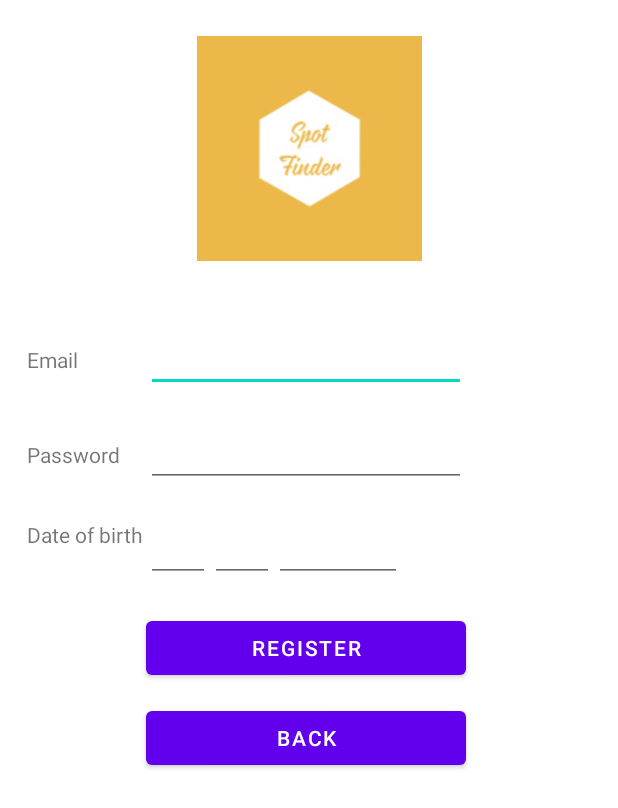
After one commit to viviana-gherasim/VacationApp, an Android app: the layout sign_up.xml on its own in the app's theme, with its tools: preview values and no code run, on a phone screen of 412 x 824 dp. The commit adds this screen. Shown: the top 808 px of the screen. Run offline under Robolectric (Android 15) with nearby library versions, the phone set to English and light mode, and no system bars.

Commit message:
Designed the register xml.

```diff
--- /dev/null
+++ b/app/src/main/res/layout/sign_up.xml
@@ -0,0 +1,185 @@
+<?xml version="1.0" encoding="utf-8"?>
+<ScrollView
+    xmlns:android="http://schemas.android.com/apk/res/android"
+    xmlns:tools="http://schemas.android.com/tools"
+    android:layout_width="fill_parent"
+    android:layout_height="fill_parent"
+    android:fitsSystemWindows="true"
+    tools:context=".RegisterUser">
+
+    <LinearLayout
+        android:orientation="vertical"
+        android:layout_width="match_parent"
+        android:layout_height="match_parent"
+        android:layout_marginTop="18dp"
+        android:layout_marginRight="18dp"
+        android:layout_marginBottom="18dp"
+        android:layout_marginLeft="18dp">
+
+        <!-- Logo -->
+        <ImageView
+            android:layout_width="wrap_content"
+            android:layout_height="150dp"
+            android:layout_gravity="center_horizontal"
+            android:layout_marginTop="6dp"
+            android:layout_marginBottom="24dp"
+            android:src="@drawable/logo"/>
+        <!-- //Logo -->
+
+        <!-- Table layout -->
+        <TableLayout
+            android:layout_width="match_parent"
+            android:layout_height="match_parent">
+
+            <!-- Email -->
+            <TableRow
+                android:layout_width="match_parent"
+                android:layout_height="match_parent"
+                android:layout_marginTop="18dp">
+
+                <TextView
+                    android:id="@+id/textViewEmail"
+                    android:layout_width="match_parent"
+                    android:layout_height="wrap_content"
+                    android:text="@string/email" />
+
+                <EditText
+                    android:id="@+id/editTextEmail"
+                    android:layout_width="match_parent"
+                    android:layout_height="wrap_content"
+                    android:ems="10"
+                    android:inputType="textEmailAddress" />
+            </TableRow>
+            <!-- //Email -->
+
+            <!-- password -->
+            <TableRow
+                android:layout_width="match_parent"
+                android:layout_height="match_parent"
+                android:layout_marginTop="18dp">
+
+                <TextView
+                    android:id="@+id/textViewPassword"
+                    android:layout_width="match_parent"
+                    android:layout_height="wrap_content"
+                    android:text="@string/password" />
+
+                <EditText
+                    android:id="@+id/editTextPassword"
+                    android:layout_width="match_parent"
+                    android:layout_height="wrap_content"
+                    android:ems="10"
+                    android:inputType="textPassword" />
+            </TableRow>
+            <!-- //password -->
+
+            <!-- Date of Birth -->
+            <TableRow
+                android:layout_width="match_parent"
+                android:layout_height="wrap_content"
+                android:layout_marginTop="18dp">
+
+                <TextView
+                    android:id="@+id/textView2"
+                    android:layout_width="match_parent"
+                    android:layout_height="wrap_content"
+                    android:text="@string/date_of_birth"
+                    android:layout_marginTop="4dp"
+                    android:layout_marginRight="2dp" />
+
+                <TableLayout
+                    android:layout_width="match_parent"
+                    android:layout_height="wrap_content">
+
+                    <TableRow
+                        android:layout_width="match_parent"
+                        android:layout_height="match_parent" >
+
+
+                        <EditText
+                            android:id="@+id/spinnerDOBDay"
+                            android:layout_width="match_parent"
+                            android:layout_height="wrap_content"
+                            android:ems="2"/>
+
+
+                        <EditText
+                            android:id="@+id/spinnerDOBMonth"
+                            android:entries="@array/array_months"
+                            android:layout_width="match_parent"
+                            android:layout_height="wrap_content"
+                            android:ems="2"/>
+
+                        <EditText
+                            android:id="@+id/spinnerDOBYear"
+                            android:layout_width="match_parent"
+                            android:layout_height="wrap_content"
+                            android:ems="4"/>
+                    </TableRow>
+
+                </TableLayout>
+
+            </TableRow>
+            <!-- //Date of Birth -->
+
+            <!-- Submit button -->
+            <TableRow
+                android:layout_width="match_parent"
+                android:layout_height="wrap_content"
+                android:layout_marginTop="20dp" >
+
+                <TextView
+                    android:id="@+id/textView14"
+                    android:layout_width="wrap_content"
+                    android:layout_height="wrap_content"
+                    android:text="@string/blank"
+                    android:layout_marginTop="12dp" />
+
+                <Button
+                    android:id="@+id/buttonSignUp"
+                    android:layout_width="wrap_content"
+                    android:layout_height="wrap_content"
+                    android:text="@string/sign_up" />
+                <TextView
+                    android:id="@+id/textView15"
+                    android:layout_width="wrap_content"
+                    android:layout_height="wrap_content"
+                    android:text="@string/blank"
+                    android:layout_marginTop="12dp" />
+
+            </TableRow>
+            <!-- //Submit button -->
+
+            <!-- Back button -->
+            <TableRow
+                android:layout_width="match_parent"
+                android:layout_height="wrap_content"
+                android:layout_marginTop="12dp" >
+
+                <TextView
+                    android:id="@+id/textView16"
+                    android:layout_width="wrap_content"
+                    android:layout_height="wrap_content"
+                    android:text="@string/blank"
+                    android:layout_marginTop="12dp" />
+
+                <Button
+                    android:id="@+id/buttonBackSignUp"
+                    android:layout_width="wrap_content"
+                    android:layout_height="wrap_content"
+                    android:text="@string/back" />
+                <TextView
+                    android:id="@+id/textView17"
+                    android:layout_width="wrap_content"
+                    android:layout_height="wrap_content"
+                    android:text="@string/blank"
+                    android:layout_marginTop="12dp" />
+
+            </TableRow>
+            <!-- //Back button -->
+
+        </TableLayout>
+
+    </LinearLayout>
+
+</ScrollView>
--- a/app/src/main/res/values/strings.xml
+++ b/app/src/main/res/values/strings.xml
@@ -3,4 +3,37 @@
     <string name="profile_configuration">Profile Configuration</string>
 
     <string name="applicationlogo">ApplicationLogo</string>
+    <string name="email">Email</string>
+    <string name="date_of_birth">Date of birth</string>
+    <string name="password">Password</string>
+    <string name="sign_up">Register</string>
+    <string name="back">Back</string>
+
+    <string-array name="array_months">
+        <item>Jan</item>
+        <item>Feb</item>
+        <item>Mar</item>
+        <item>Apr</item>
+        <item>May</item>
+        <item>Jun</item>
+        <item>Jul</item>
+        <item>Aug</item>
+        <item>Sep</item>
+        <item>Oct</item>
+        <item>Nov</item>
+        <item>Dec</item>
+    </string-array>
+    <string name="january">January</string>
+    <string name="february">February</string>
+    <string name="march">March</string>
+    <string name="april">April</string>
+    <string name="may">May</string>
+    <string name="june">June</string>
+    <string name="july">July</string>
+    <string name="august">August</string>
+    <string name="september">September</string>
+    <string name="october">October</string>
+    <string name="november">November</string>
+    <string name="december">December</string>
+    <string name="blank"> </string>
 </resources>
```
